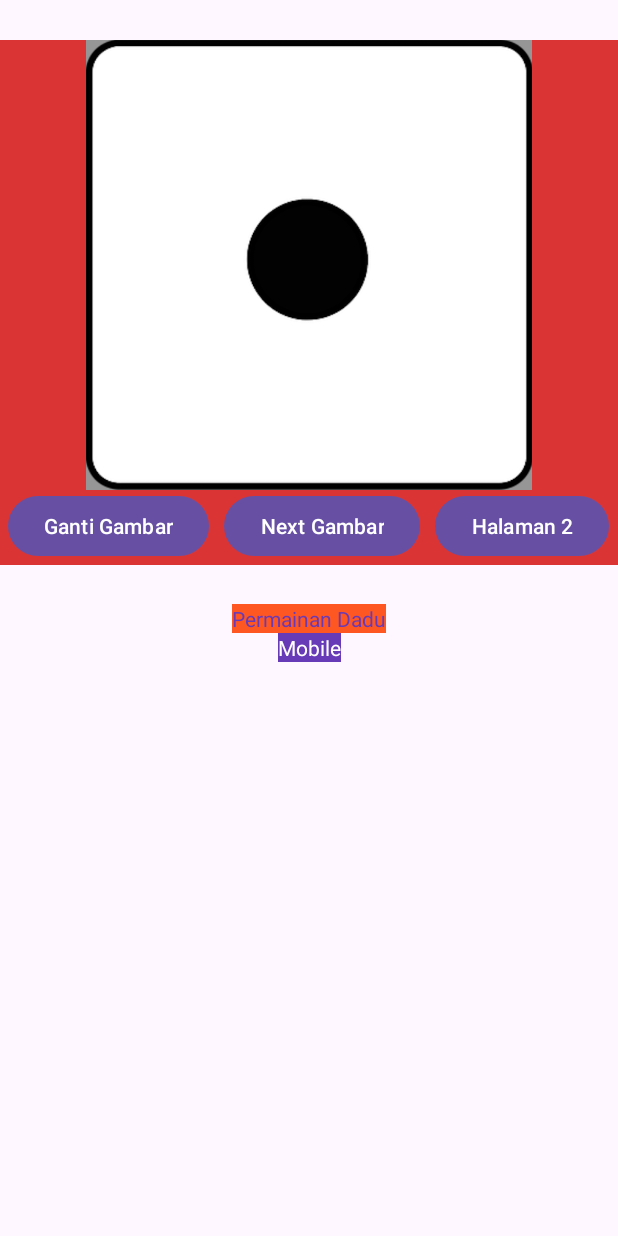
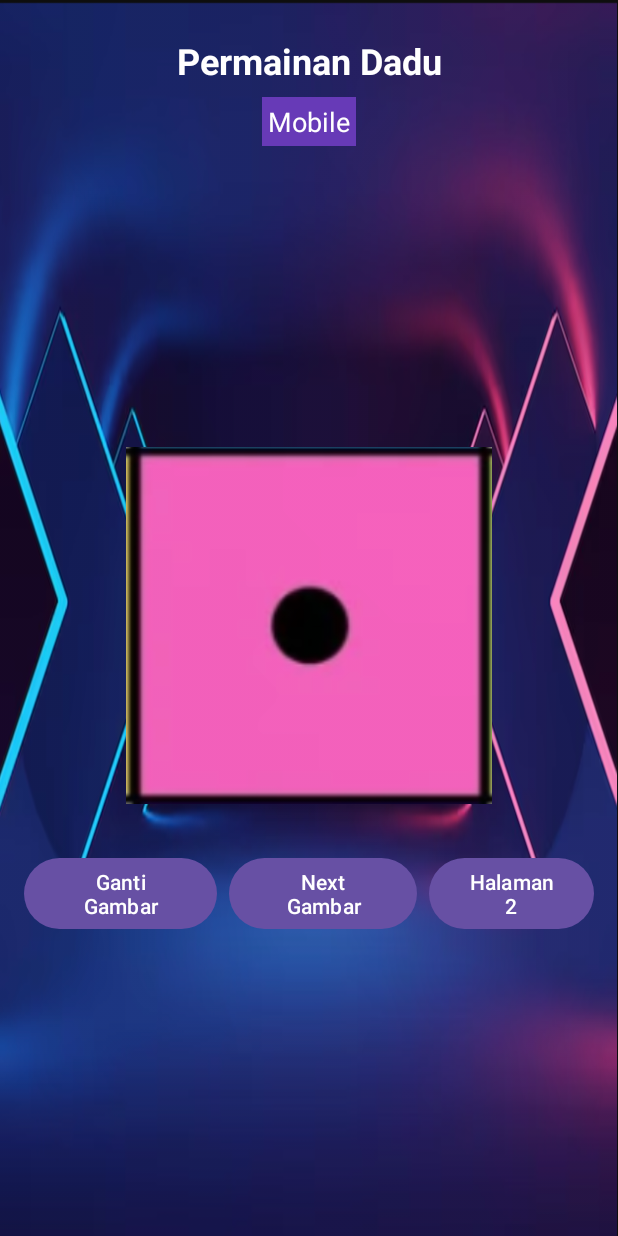
Before and after one commit to adikazahran/dice-calculator, an Android app: the screen it shows after launch (MainActivity), after a tap on "ke halaman dadu", on a phone screen of 412 x 824 dp. Run offline under Robolectric (Android 15) with nearby library versions, the phone set to English and light mode, and no system bars; 1 statement that could not run was skipped.

Commit message:
Perubahan tampilan & menambahkan pesan halaman

```diff
--- a/app/src/main/java/com/example/newproject1/MainActivity.kt
+++ b/app/src/main/java/com/example/newproject1/MainActivity.kt
@@ -2,78 +2,65 @@ package com.example.newproject1
 
 import android.content.Intent
 import android.os.Bundle
+import android.view.View
 import android.widget.Button
 import android.widget.ImageView
-import android.widget.TextView
-import androidx.activity.enableEdgeToEdge
+import android.widget.Toast
 import androidx.appcompat.app.AppCompatActivity
 import androidx.core.view.ViewCompat
 import androidx.core.view.WindowInsetsCompat
 
 class MainActivity : AppCompatActivity() {
     private var currentNumber = 1
+    private var currentDaduIndex = 0 // Indeks untuk tombol Next
+
+    // Daftar gambar dadu
+    private val daftarGambar = listOf(
+        R.drawable.dadu1,
+        R.drawable.dadu2,
+        R.drawable.dadu3,
+        R.drawable.dadu4,
+        R.drawable.dadu5,
+        R.drawable.dadu6
+    )
 
     override fun onCreate(savedInstanceState: Bundle?) {
         super.onCreate(savedInstanceState)
-        enableEdgeToEdge()
         setContentView(R.layout.activity_main)
 
-        val textLabel = findViewById<TextView>(R.id.labelNama)
-        textLabel.text = "Permainan Dadu"
-        textLabel.setTextColor(getColor(R.color.purple))
+        // Referensi elemen
+        val tombolGanti = findViewById<Button>(R.id.tombolGanti)
+        val tombolNext = findViewById<Button>(R.id.tombolNext)
+        val gambar = findViewById<ImageView>(R.id.gambar)
+        val tombolGoto2 = findViewById<Button>(R.id.gotoHalaman2)
 
-        val textLabel1 = findViewById<TextView>(R.id.labelHobby)
-        textLabel1.text = "Mobile"
-        textLabel1.setTextColor(getColor(R.color.white))
-
-        val tombolGanti = findViewById<Button>(R.id.tombolGanti)
-        val tombolNext = findViewById<Button>(R.id.tombolNext) // untuk tombol Next
-        val gambar = findViewById<ImageView>(R.id.gambar)
-
-        // Mengganti gambar acak
+        // Mengganti gambar dadu secara acak
         tombolGanti.setOnClickListener {
-            currentNumber = randomdadu(gambar) // Menampilkan random dadu
+            val hitung = (0..5).random()
+            gambar.setImageResource(daftarGambar[hitung]) // Menggunakan setImageResource
         }
 
+        // Tombol next untuk mengganti dadu secara urut
         tombolNext.setOnClickListener {
-            nextGambar(gambar) // Memanggil fungsi untuk next gambar
+            currentDaduIndex = (currentDaduIndex + 1) % daftarGambar.size
+            gambar.setImageResource(daftarGambar[currentDaduIndex])
         }
 
-        // Tombol untuk berpindah ke halaman2 - New
-        val tombolGoto2 = findViewById<Button>(R.id.gotoHalaman2)
-        tombolGoto2.setOnClickListener {
+        // Tombol untuk kembali ke halaman kalkulator (halaman2)
+        tombolGoto2.setOnClickListener(View.OnClickListener {
             val intent = Intent(this, halaman2::class.java)
+            intent.putExtra("pesanPindahHalaman", "dari halamaman dadu")
             startActivity(intent)
-        }
+        })
+        Toast.makeText(this,intent.getStringExtra("pesanPindahHalaman")
+            .toString(),
+            Toast.LENGTH_LONG).show()
 
-        // Window insets handling
+        // Handling window insets untuk layout full-screen
         ViewCompat.setOnApplyWindowInsetsListener(findViewById(R.id.main)) { v, insets ->
             val systemBars = insets.getInsets(WindowInsetsCompat.Type.systemBars())
             v.setPadding(systemBars.left, systemBars.top, systemBars.right, systemBars.bottom)
             insets
         }
     }
-
-    // Angka acak dari 1 sampai 6
-    fun randomdadu(gambar: ImageView): Int {
-        currentNumber = (1..6).random()
-        gantigambar(currentNumber, gambar) // Memanggil gantigambar dengan angka acak
-        return currentNumber // Mengembalikan angka yang dihasilkan
-    }
-
-    // Mengupdate gantigambar untuk menerima angka acak
-    fun gantigambar(angka: Int, gambar: ImageView) {
-        val resourceId = resources.getIdentifier("dadu$angka", "drawable", packageName)
-        gambar.setImageDrawable(getDrawable(resourceId))
-    }
-
-    // Fungsi untuk mengganti gambar ke angka berikutnya
-    fun nextGambar(gambar: ImageView) {
-        currentNumber = if (currentNumber < 6) {
-            currentNumber + 1 // Jika angka saat ini kurang dari 6, tambahkan 1
-        } else {
-            1 // Jika angka saat ini adalah 6, kembali ke 1
-        }
-        gantigambar(currentNumber, gambar) // Memanggil gantigambar dengan angka baru
-    }
 }
--- a/app/src/main/java/com/example/newproject1/halaman2.kt
+++ b/app/src/main/java/com/example/newproject1/halaman2.kt
@@ -2,22 +2,34 @@ package com.example.newproject1
 
 import android.content.Intent
 import android.os.Bundle
+import android.view.View
 import android.widget.Button
 import android.widget.EditText
 import android.widget.RadioButton
 import android.widget.RadioGroup
 import android.widget.TextView
+import android.widget.Toast
 import androidx.activity.enableEdgeToEdge
 import androidx.appcompat.app.AppCompatActivity
 import androidx.core.view.ViewCompat
 import androidx.core.view.WindowInsetsCompat
-import kotlin.math.roundToInt
 
 class halaman2 : AppCompatActivity() {
     override fun onCreate(savedInstanceState: Bundle?) {
         super.onCreate(savedInstanceState)
         enableEdgeToEdge()
         setContentView(R.layout.activity_halaman2)
+
+        // Access all the UI elements
+        val angkaPertama = findViewById<EditText>(R.id.angkaPertama)
+        val angkaKedua = findViewById<EditText>(R.id.angkaKedua)
+        val hasil = findViewById<TextView>(R.id.hasil)
+        val tombolHitung = findViewById<Button>(R.id.tombolhitung)
+        val pindahhalaman = findViewById<Button>(R.id.gotoDadu)
+        val kali = findViewById<RadioButton>(R.id.kali)
+        val tambah = findViewById<RadioButton>(R.id.tambah)
+        val kurang = findViewById<RadioButton>(R.id.kurang)
+        val bagi = findViewById<RadioButton>(R.id.bagi)
 
         // Handle window insets for edge-to-edge experience
         ViewCompat.setOnApplyWindowInsetsListener(findViewById(R.id.main)) { v, insets ->
@@ -26,43 +38,41 @@ class halaman2 : AppCompatActivity() {
             insets
         }
 
-        // Access all the UI elements
-        val angkaPertama = findViewById<EditText>(R.id.angkaPertama)
-        val angkaKedua = findViewById<EditText>(R.id.angkaKedua)
-        val radioGroup = findViewById<RadioGroup>(R.id.radioGroup)
-        val hasil = findViewById<TextView>(R.id.hasil)
-        val tombolHitung = findViewById<Button>(R.id.tombolhitung)
+        // Functionality for the "hitung" button
+        tombolHitung.setOnClickListener {
+            if (kali.isChecked) {
+                val result =
+                    angkaPertama.text.toString().toInt() * angkaKedua.text.toString().toInt()
+                hasil.text = result.toString()
+            }
+
+            if (tambah.isChecked) {
+                val result =
+                    angkaPertama.text.toString().toInt() + angkaKedua.text.toString().toInt()
+                hasil.text = result.toString()
+            }
+
+            if (kurang.isChecked) {
+                val result =
+                    angkaPertama.text.toString().toInt() - angkaKedua.text.toString().toInt()
+                hasil.text = result.toString()
+            }
+
+            if (bagi.isChecked) {
+                val result =
+                    angkaPertama.text.toString().toInt() / angkaKedua.text.toString().toInt()
+                hasil.text = result.toString()
+            }
+        }
 
         // Tombol untuk kembali ke halaman dadu (MainActivity)
-        val tombolGotoDadu = findViewById<Button>(R.id.gotoDadu)
-        tombolGotoDadu.setOnClickListener {
+        pindahhalaman.setOnClickListener(View.OnClickListener {
             val intent = Intent(this, MainActivity::class.java)
+            intent.putExtra("pesanPindahHalaman", "dari halamaman kalkulator")
             startActivity(intent)
-        }
-
-        // Functionality for the "hitung" button
-        tombolHitung.setOnClickListener {
-            // Retrieve the input numbers (convert to Double)
-            val firstNumber = angkaPertama.text.toString().toDoubleOrNull() ?: 0.0
-            val secondNumber = angkaKedua.text.toString().toDoubleOrNull() ?: 0.0
-
-            // Get the selected radio button id
-            val selectedRadioButtonId = radioGroup.checkedRadioButtonId
-            var result = 0.0
-
-            // Perform the corresponding operation based on selected RadioButton
-            when (selectedRadioButtonId) {
-                R.id.kali -> result = firstNumber * secondNumber
-                R.id.tambah -> result = firstNumber + secondNumber
-                R.id.kurang -> result = firstNumber - secondNumber
-                R.id.bagi -> result = firstNumber / secondNumber
-            }
-
-            // Display the result
-            hasil.text = result.roundToInt().toString()
-        }
+        })
+        Toast.makeText(this,intent.getStringExtra("pesanPindahHalaman")
+            .toString(),
+            Toast.LENGTH_LONG).show()
     }
 }
-
-//Change 1
-//Change 2
--- a/app/src/main/res/layout/activity_halaman2.xml
+++ b/app/src/main/res/layout/activity_halaman2.xml
@@ -5,7 +5,7 @@
     android:id="@+id/main"
     android:layout_width="match_parent"
     android:layout_height="match_parent"
-    android:background="@color/hijau"
+    android:background="@drawable/gradient_background"
     android:orientation="vertical"
     tools:context=".halaman2">
 
--- a/app/src/main/res/layout/activity_main.xml
+++ b/app/src/main/res/layout/activity_main.xml
@@ -4,82 +4,88 @@
     xmlns:app="http://schemas.android.com/apk/res-auto"
     xmlns:tools="http://schemas.android.com/tools"
     android:id="@+id/main"
+    android:background="@drawable/bg"
     android:layout_width="match_parent"
     android:layout_height="match_parent"
     tools:context=".MainActivity">
 
+    <!-- Judul Aplikasi -->
     <TextView
         android:id="@+id/labelNama"
         android:layout_width="wrap_content"
         android:layout_height="wrap_content"
-        android:text="@string/nama_saya"
+        android:text="Permainan Dadu"
+        android:textSize="24sp"
+        android:textStyle="bold"
         android:textColor="@color/white"
-        android:background="@color/orange"
         app:layout_constraintTop_toTopOf="parent"
-        app:layout_constraintBottom_toBottomOf="parent"
         app:layout_constraintStart_toStartOf="parent"
-        app:layout_constraintEnd_toEndOf="parent" />
+        app:layout_constraintEnd_toEndOf="parent"
+        android:layout_marginTop="24dp"/>
 
+    <!-- Keterangan -->
     <TextView
         android:id="@+id/labelHobby"
         android:layout_width="wrap_content"
         android:layout_height="wrap_content"
-        android:text="@string/hobby_saya"
-        android:textColor="@color/hijau"
+        android:text="Mobile"
+        android:textColor="@color/white"
+        android:textSize="18sp"
         android:background="@color/purple"
-        android:layout_marginBottom="84dp"
         app:layout_constraintTop_toBottomOf="@id/labelNama"
         app:layout_constraintStart_toStartOf="parent"
-        app:layout_constraintEnd_toEndOf="parent" />
+        app:layout_constraintEnd_toEndOf="parent"
+        android:layout_marginTop="8dp"
+        android:padding="4dp"/>
 
+    <!-- Area Gambar dan Tombol -->
     <LinearLayout
         android:layout_width="match_parent"
-        android:layout_height="350dp"
+        android:layout_height="wrap_content"
         android:orientation="vertical"
-        android:background="@color/merah"
-        app:layout_constraintTop_toTopOf="parent"
-        app:layout_constraintBottom_toTopOf="@id/labelNama"
-        app:layout_constraintStart_toStartOf="parent"
-        app:layout_constraintEnd_toEndOf="parent">
+        android:gravity="center"
+        android:padding="16dp"
+        app:layout_constraintTop_toBottomOf="@id/labelHobby"
+        app:layout_constraintBottom_toBottomOf="parent">
 
+        <!-- Gambar Dadu -->
         <ImageView
             android:id="@+id/gambar"
             android:layout_width="wrap_content"
-            android:layout_height="300dp"
-            android:src="@drawable/dadu1" />
+            android:layout_height="wrap_content"
+            android:src="@drawable/dadu1"
+            android:layout_marginBottom="16dp"/>
 
-        <!-- LinearLayout untuk tombol-tombol -->
+        <!-- Tombol Ganti Gambar, Next, dan Halaman 2 -->
         <LinearLayout
-            android:layout_width="match_parent"
+            android:layout_width="wrap_content"
             android:layout_height="wrap_content"
             android:orientation="horizontal"
-            android:gravity="center">  <!-- Untuk arahkan tombol -->
+            android:gravity="center"
+            android:layout_marginTop="16dp">
 
             <Button
                 android:id="@+id/tombolGanti"
-                android:layout_width="wrap_content"
+                android:layout_width="0dp"
+                android:layout_weight="1"
                 android:layout_height="wrap_content"
-                android:text="Ganti Gambar" />
+                android:text="Ganti Gambar"
+                android:layout_marginEnd="8dp"/>
 
             <Button
                 android:id="@+id/tombolNext"
-                android:layout_width="wrap_content"
+                android:layout_width="0dp"
+                android:layout_weight="1"
                 android:layout_height="wrap_content"
                 android:text="Next Gambar"
-                android:layout_marginStart="10dp" />
+                android:layout_marginEnd="8dp"/>
 
             <Button
                 android:id="@+id/gotoHalaman2"
-                android:layout_width="wrap_content"
+                android:layout_width="0dp"
+                android:layout_weight="1"
                 android:layout_height="wrap_content"
-                android:text="Halaman 2"
-                android:layout_marginStart="10dp"
-                app:layout_constraintTop_toBottomOf="@id/tombolNext"
-                app:layout_constraintStart_toStartOf="parent"
-                app:layout_constraintEnd_toEndOf="parent" />
-
+                android:text="Halaman 2"/>
         </LinearLayout>
-
     </LinearLayout>
-
 </androidx.constraintlayout.widget.ConstraintLayout>
--- a/app/src/main/res/values/colors.xml
+++ b/app/src/main/res/values/colors.xml
@@ -6,4 +6,5 @@
     <color name="merah">#DB3434</color>
     <color name="purple">#673AB7</color>
     <color name="orange">#FF5722</color>
+    <color name="blue">#3A7FA0</color>
 </resources>
```
Also changed, not shown: app/src/main/res/drawable/gradient_background.xml (added, +11 -0 lines), app/src/main/res/drawable/bg.png (added), app/src/main/res/drawable/dadu1.png, app/src/main/res/drawable/dadu2.png, app/src/main/res/drawable/dadu3.png, app/src/main/res/drawable/dadu4.png, app/src/main/res/drawable/dadu5.png, app/src/main/res/drawable/dadu6.png.
